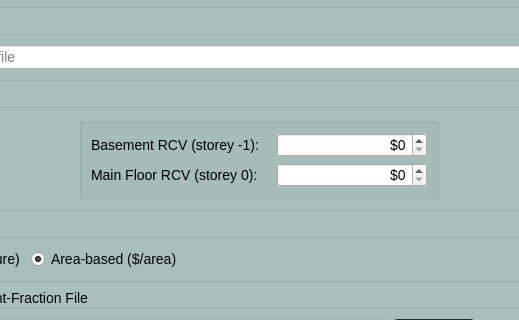
NRCan/CanCurve, file cancurve/bldgs/cc_bldgs_dialog.ui: the form before one commit; both pictures show x 141 to 660 and y 202 to 522 of the 800 by 800 pixel window.
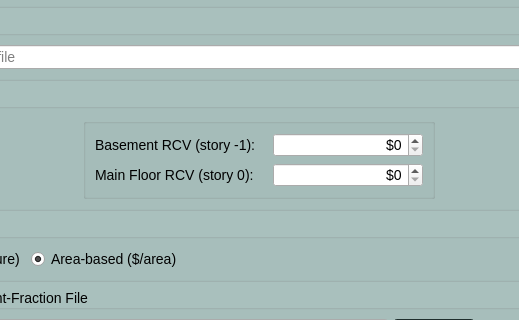
The form after the commit. The open tabs and pages were chosen to show the change. Icons and pictures are not drawn.

Commit message: change storey to story

The edit to the form file:
```diff
--- a/cancurve/bldgs/cc_bldgs_dialog.ui
+++ b/cancurve/bldgs/cc_bldgs_dialog.ui
@@ -820,14 +820,14 @@
                <item row="0" column="0">
                 <widget class="QLabel" name="basementRCVStorey1Label">
                  <property name="text">
-                  <string>Basement RCV (storey -1):   </string>
+                  <string>Basement RCV (story -1):   </string>
                  </property>
                 </widget>
                </item>
                <item row="1" column="0">
                 <widget class="QLabel" name="mainFloorRCVStorey0Label">
                  <property name="text">
-                  <string>Main Floor RCV (storey 0):</string>
+                  <string>Main Floor RCV (story 0):</string>
                  </property>
                 </widget>
                </item>
```
Left out of the diff: 12 changed lines with no effect on the pictures. The commit also changes 11 other files.
